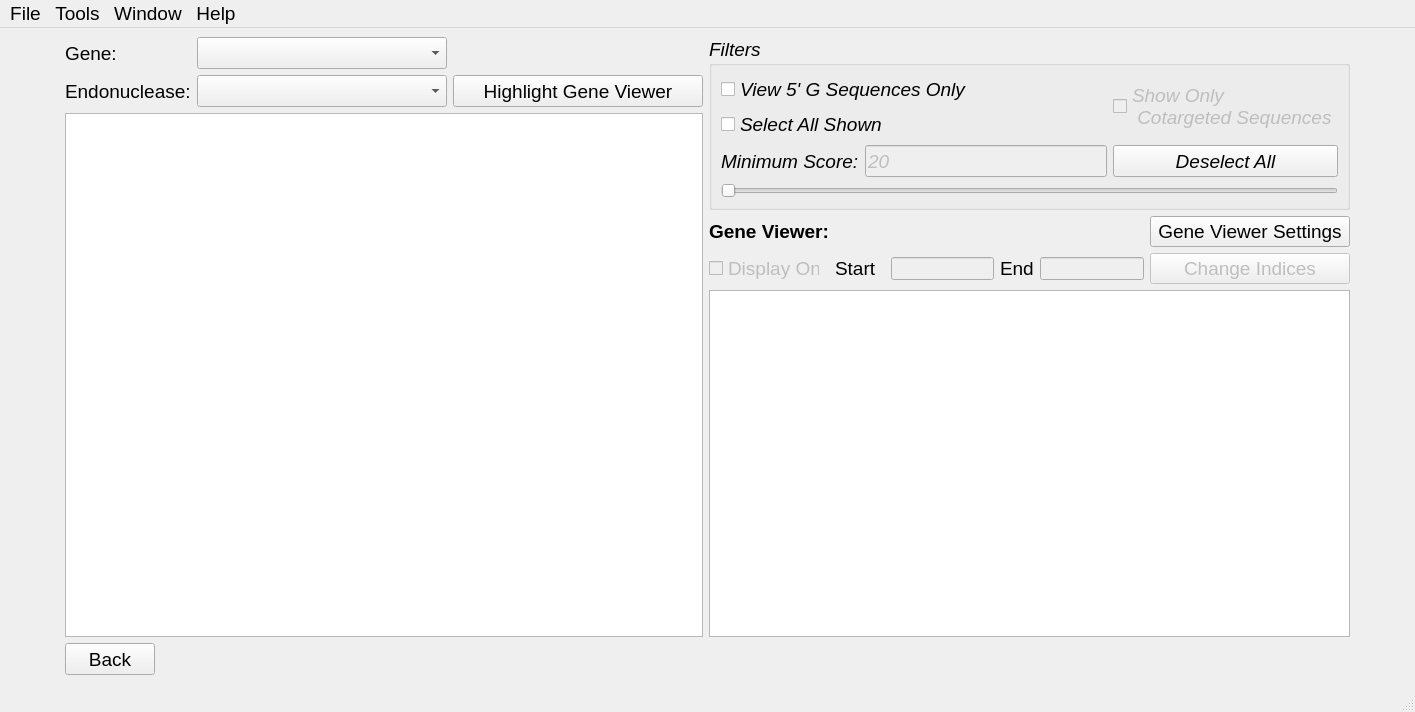
Above: resultsWindow.ui from TrinhLab/CASPERapp before the change. Below: the same form after it.
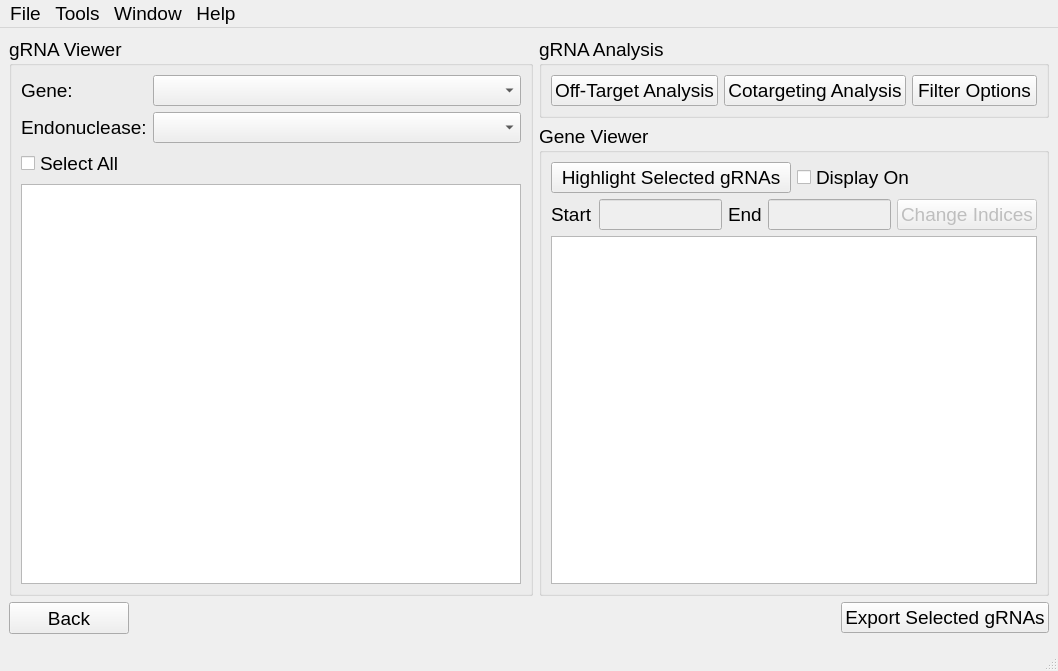
That is the form after the change.

Commit message: Updated Results to work with new Results .ui and made Gene Viewer automatically load in with anno from Main.

Diff of the .ui file:
```diff
--- a/resultsWindow.ui
+++ b/resultsWindow.ui
@@ -6,12 +6,13 @@
    <rect>
     <x>0</x>
     <y>0</y>
-    <width>1415</width>
-    <height>712</height>
+    <width>1058</width>
+    <height>666</height>
    </rect>
   </property>
   <property name="font">
    <font>
+    <family>Arial</family>
     <pointsize>14</pointsize>
    </font>
   </property>
@@ -20,419 +21,245 @@
   </property>
   <widget class="QWidget" name="centralwidget">
    <layout class="QGridLayout" name="gridLayout_2">
-    <item row="2" column="2">
-     <layout class="QGridLayout" name="gridLayout_3">
-      <item row="1" column="3">
-       <widget class="QLabel" name="endLabel">
-        <property name="text">
-         <string>End</string>
-        </property>
-       </widget>
-      </item>
-      <item row="1" column="4">
-       <widget class="QLineEdit" name="lineEditEnd">
-        <property name="enabled">
-         <bool>false</bool>
-        </property>
-        <property name="minimumSize">
-         <size>
-          <width>100</width>
-          <height>23</height>
-         </size>
-        </property>
-        <property name="maximumSize">
-         <size>
-          <width>100000</width>
-          <height>23</height>
-         </size>
-        </property>
-       </widget>
-      </item>
-      <item row="1" column="5">
-       <widget class="QPushButton" name="change_start_end_button">
-        <property name="enabled">
-         <bool>false</bool>
-        </property>
-        <property name="minimumSize">
-         <size>
-          <width>200</width>
-          <height>0</height>
-         </size>
-        </property>
-        <property name="maximumSize">
-         <size>
-          <width>200</width>
-          <height>32</height>
-         </size>
-        </property>
-        <property name="toolTip">
-         <string>&lt;html&gt;&lt;head/&gt;&lt;body&gt;&lt;p&gt;This button changes the start and end indicies of the Gene Viewer sequence&lt;/p&gt;&lt;/body&gt;&lt;/html&gt;</string>
-        </property>
-        <property name="text">
-         <string>Change Indices</string>
-        </property>
-       </widget>
-      </item>
-      <item row="1" column="2">
-       <widget class="QLineEdit" name="lineEditStart">
-        <property name="enabled">
-         <bool>false</bool>
-        </property>
-        <property name="minimumSize">
-         <size>
-          <width>100</width>
-          <height>0</height>
-         </size>
-        </property>
-        <property name="maximumSize">
-         <size>
-          <width>100000</width>
-          <height>23</height>
-         </size>
-        </property>
-       </widget>
-      </item>
-      <item row="1" column="1">
-       <widget class="QLabel" name="startlabel">
-        <property name="minimumSize">
-         <size>
-          <width>50</width>
-          <height>0</height>
-         </size>
-        </property>
-        <property name="maximumSize">
-         <size>
-          <width>50</width>
-          <height>23</height>
-         </size>
-        </property>
-        <property name="text">
-         <string>Start</string>
-        </property>
-       </widget>
-      </item>
-      <item row="1" column="0">
-       <widget class="QCheckBox" name="displayGeneViewer">
-        <property name="enabled">
-         <bool>false</bool>
-        </property>
-        <property name="minimumSize">
-         <size>
-          <width>100</width>
-          <height>0</height>
-         </size>
-        </property>
-        <property name="maximumSize">
-         <size>
-          <width>111</width>
-          <height>21</height>
-         </size>
-        </property>
-        <property name="text">
-         <string>Display On</string>
-        </property>
-       </widget>
-      </item>
-      <item row="0" column="0">
-       <widget class="QLabel" name="geneviewerLabel">
-        <property name="font">
-         <font>
-          <pointsize>14</pointsize>
-          <weight>75</weight>
-          <bold>true</bold>
-         </font>
-        </property>
-        <property name="text">
-         <string>Gene Viewer:</string>
-        </property>
-       </widget>
-      </item>
-      <item row="0" column="1" colspan="5" alignment="Qt::AlignRight">
-       <widget class="QPushButton" name="gene_viewer_settings_button">
-        <property name="minimumSize">
-         <size>
-          <width>200</width>
-          <height>0</height>
-         </size>
-        </property>
-        <property name="maximumSize">
-         <size>
-          <width>200</width>
-          <height>32</height>
-         </size>
-        </property>
-        <property name="text">
-         <string>Gene Viewer Settings</string>
-        </property>
-       </widget>
-      </item>
-     </layout>
-    </item>
-    <item row="0" column="2" rowspan="2">
-     <widget class="QGroupBox" name="groupBox">
-      <property name="minimumSize">
-       <size>
-        <width>0</width>
-        <height>150</height>
-       </size>
-      </property>
-      <property name="maximumSize">
-       <size>
-        <width>100000</width>
-        <height>3000</height>
-       </size>
-      </property>
-      <property name="font">
-       <font>
-        <pointsize>14</pointsize>
-        <italic>true</italic>
-       </font>
-      </property>
+    <item row="0" column="2" colspan="2">
+     <widget class="QGroupBox" name="grna_analysis">
       <property name="title">
-       <string>Filters</string>
+       <string>gRNA Analysis</string>
       </property>
       <layout class="QGridLayout" name="gridLayout">
-       <item row="4" column="0" colspan="2">
-        <widget class="QSlider" name="scoreSlider">
-         <property name="orientation">
-          <enum>Qt::Horizontal</enum>
+       <item row="0" column="0">
+        <widget class="QPushButton" name="off_target_button">
+         <property name="font">
+          <font>
+           <family>Arial</family>
+           <pointsize>14</pointsize>
+          </font>
+         </property>
+         <property name="text">
+          <string>Off-Target Analysis</string>
+         </property>
+        </widget>
+       </item>
+       <item row="0" column="2">
+        <widget class="QPushButton" name="filter_options_button">
+         <property name="font">
+          <font>
+           <family>Arial</family>
+           <pointsize>14</pointsize>
+          </font>
+         </property>
+         <property name="text">
+          <string>Filter Options</string>
+         </property>
+        </widget>
+       </item>
+       <item row="0" column="1">
+        <widget class="QPushButton" name="cotargeting_button">
+         <property name="font">
+          <font>
+           <family>Arial</family>
+           <pointsize>14</pointsize>
+          </font>
+         </property>
+         <property name="text">
+          <string>Cotargeting Analysis</string>
+         </property>
+        </widget>
+       </item>
+      </layout>
+     </widget>
+    </item>
+    <item row="4" column="0">
+     <widget class="QLabel" name="label">
+      <property name="minimumSize">
+       <size>
+        <width>50</width>
+        <height>0</height>
+       </size>
+      </property>
+      <property name="maximumSize">
+       <size>
+        <width>50</width>
+        <height>16777215</height>
+       </size>
+      </property>
+      <property name="text">
+       <string/>
+      </property>
+     </widget>
+    </item>
+    <item row="5" column="3">
+     <widget class="QLabel" name="label_2">
+      <property name="minimumSize">
+       <size>
+        <width>50</width>
+        <height>0</height>
+       </size>
+      </property>
+      <property name="maximumSize">
+       <size>
+        <width>50</width>
+        <height>16777215</height>
+       </size>
+      </property>
+      <property name="text">
+       <string/>
+      </property>
+     </widget>
+    </item>
+    <item row="0" column="0" rowspan="7" colspan="2">
+     <widget class="QGroupBox" name="grna_viewer">
+      <property name="title">
+       <string>gRNA Viewer</string>
+      </property>
+      <layout class="QGridLayout" name="gridLayout_3">
+       <item row="1" column="1">
+        <widget class="QComboBox" name="endonucleaseBox">
+         <property name="minimumSize">
+          <size>
+           <width>250</width>
+           <height>0</height>
+          </size>
+         </property>
+         <property name="maximumSize">
+          <size>
+           <width>4000</width>
+           <height>32</height>
+          </size>
+         </property>
+         <property name="font">
+          <font>
+           <family>Arial</family>
+           <pointsize>14</pointsize>
+          </font>
+         </property>
+        </widget>
+       </item>
+       <item row="0" column="0">
+        <widget class="QLabel" name="geneLabel">
+         <property name="minimumSize">
+          <size>
+           <width>0</width>
+           <height>0</height>
+          </size>
+         </property>
+         <property name="maximumSize">
+          <size>
+           <width>50</width>
+           <height>16777215</height>
+          </size>
+         </property>
+         <property name="font">
+          <font>
+           <family>Arial</family>
+           <pointsize>14</pointsize>
+           <weight>50</weight>
+           <italic>false</italic>
+           <bold>false</bold>
+          </font>
+         </property>
+         <property name="styleSheet">
+          <string notr="true"/>
+         </property>
+         <property name="text">
+          <string>Gene:</string>
          </property>
         </widget>
        </item>
        <item row="2" column="0">
         <widget class="QCheckBox" name="checkBoxSelectAll">
-         <property name="text">
-          <string>Select All Shown</string>
+         <property name="font">
+          <font>
+           <family>Arial</family>
+           <pointsize>14</pointsize>
+          </font>
          </property>
-        </widget>
-       </item>
-       <item row="3" column="1">
-        <widget class="QPushButton" name="pushButton_Deselect_All">
-         <property name="minimumSize">
-          <size>
-           <width>0</width>
-           <height>32</height>
-          </size>
-         </property>
          <property name="text">
-          <string>Deselect All</string>
+          <string>Select All</string>
          </property>
         </widget>
        </item>
-       <item row="3" column="0">
-        <layout class="QHBoxLayout" name="horizontalLayout">
-         <item>
-          <widget class="QLabel" name="label_12">
-           <property name="minimumSize">
-            <size>
-             <width>0</width>
-             <height>32</height>
-            </size>
-           </property>
-           <property name="text">
-            <string>Minimum Score:</string>
-           </property>
-          </widget>
-         </item>
-         <item>
-          <widget class="QLineEdit" name="minScoreLine">
-           <property name="enabled">
-            <bool>false</bool>
-           </property>
-           <property name="minimumSize">
-            <size>
-             <width>0</width>
-             <height>32</height>
-            </size>
-           </property>
-           <property name="maximumSize">
-            <size>
-             <width>1000000</width>
-             <height>16777215</height>
-            </size>
-           </property>
-           <property name="text">
-            <string>20</string>
-           </property>
-          </widget>
-         </item>
-        </layout>
-       </item>
        <item row="1" column="0">
-        <widget class="QCheckBox" name="fivegseqCheckBox">
+        <widget class="QLabel" name="endoLabel">
+         <property name="font">
+          <font>
+           <family>Arial</family>
+           <pointsize>14</pointsize>
+          </font>
+         </property>
+         <property name="styleSheet">
+          <string notr="true"/>
+         </property>
          <property name="text">
-          <string>View 5' G Sequences Only</string>
+          <string>Endonuclease:</string>
          </property>
         </widget>
        </item>
-       <item row="1" column="1" rowspan="2">
-        <widget class="QCheckBox" name="cotarget_checkbox">
-         <property name="enabled">
-          <bool>false</bool>
+       <item row="0" column="1">
+        <widget class="QComboBox" name="comboBoxGene">
+         <property name="minimumSize">
+          <size>
+           <width>250</width>
+           <height>0</height>
+          </size>
          </property>
+         <property name="maximumSize">
+          <size>
+           <width>4000</width>
+           <height>32</height>
+          </size>
+         </property>
+        </widget>
+       </item>
+       <item row="3" column="0" colspan="2">
+        <widget class="QTableWidget" name="targetTable">
          <property name="minimumSize">
           <size>
-           <width>0</width>
-           <height>50</height>
+           <width>500</width>
+           <height>400</height>
           </size>
          </property>
-         <property name="text">
-          <string>Show Only 
- Cotargeted Sequences</string>
+         <property name="maximumSize">
+          <size>
+           <width>100000</width>
+           <height>100000</height>
+          </size>
+         </property>
+         <property name="font">
+          <font>
+           <family>Arial</family>
+           <pointsize>14</pointsize>
+          </font>
+         </property>
+         <property name="verticalScrollMode">
+          <enum>QAbstractItemView::ScrollPerPixel</enum>
+         </property>
+         <property name="horizontalScrollMode">
+          <enum>QAbstractItemView::ScrollPerPixel</enum>
          </property>
         </widget>
        </item>
       </layout>
      </widget>
     </item>
-    <item row="1" column="1" rowspan="3">
-     <widget class="QTableWidget" name="targetTable">
-      <property name="minimumSize">
-       <size>
-        <width>400</width>
-        <height>400</height>
-       </size>
+    <item row="7" column="3">
+     <widget class="QPushButton" name="export_button">
+      <property name="font">
+       <font>
+        <family>Arial</family>
+        <pointsize>14</pointsize>
+       </font>
       </property>
-      <property name="maximumSize">
-       <size>
-        <width>100000</width>
-        <height>100000</height>
-       </size>
+      <property name="text">
+       <string>Export Selected gRNAs</string>
       </property>
-      <property name="verticalScrollMode">
-       <enum>QAbstractItemView::ScrollPerPixel</enum>
-      </property>
-      <property name="horizontalScrollMode">
-       <enum>QAbstractItemView::ScrollPerPixel</enum>
-      </property>
      </widget>
     </item>
-    <item row="3" column="2">
-     <widget class="QTextEdit" name="geneViewer">
-      <property name="minimumSize">
-       <size>
-        <width>200</width>
-        <height>0</height>
-       </size>
-      </property>
-      <property name="maximumSize">
-       <size>
-        <width>100000</width>
-        <height>121212</height>
-       </size>
-      </property>
-     </widget>
-    </item>
-    <item row="0" column="1">
-     <layout class="QGridLayout" name="gridLayout_4">
-      <item row="0" column="0">
-       <widget class="QLabel" name="geneLabel">
-        <property name="minimumSize">
-         <size>
-          <width>0</width>
-          <height>0</height>
-         </size>
-        </property>
-        <property name="maximumSize">
-         <size>
-          <width>50</width>
-          <height>16777215</height>
-         </size>
-        </property>
-        <property name="font">
-         <font>
-          <family>Arial</family>
-          <pointsize>14</pointsize>
-          <weight>50</weight>
-          <italic>false</italic>
-          <bold>false</bold>
-         </font>
-        </property>
-        <property name="styleSheet">
-         <string notr="true"/>
-        </property>
-        <property name="text">
-         <string>Gene:</string>
-        </property>
-       </widget>
-      </item>
-      <item row="0" column="1">
-       <widget class="QComboBox" name="comboBoxGene">
-        <property name="minimumSize">
-         <size>
-          <width>250</width>
-          <height>0</height>
-         </size>
-        </property>
-        <property name="maximumSize">
-         <size>
-          <width>4000</width>
-          <height>32</height>
-         </size>
-        </property>
-       </widget>
-      </item>
-      <item row="1" column="0">
-       <widget class="QLabel" name="endoLabel">
-        <property name="styleSheet">
-         <string notr="true"/>
-        </property>
-        <property name="text">
-         <string>Endonuclease:</string>
-        </property>
-       </widget>
-      </item>
-      <item row="1" column="1">
-       <widget class="QComboBox" name="endonucleaseBox">
-        <property name="minimumSize">
-         <size>
-          <width>250</width>
-          <height>0</height>
-         </size>
-        </property>
-        <property name="maximumSize">
-         <size>
-          <width>4000</width>
-          <height>32</height>
-         </size>
-        </property>
-        <property name="font">
-         <font>
-          <family>Arial</family>
-          <pointsize>14</pointsize>
-         </font>
-        </property>
-       </widget>
-      </item>
-      <item row="1" column="2">
-       <widget class="QPushButton" name="highlight_gene_viewer_button">
-        <property name="minimumSize">
-         <size>
-          <width>250</width>
-          <height>32</height>
-         </size>
-        </property>
-        <property name="maximumSize">
-         <size>
-          <width>16777215</width>
-          <height>32</height>
-         </size>
-        </property>
-        <property name="toolTip">
-         <string>&lt;html&gt;&lt;head/&gt;&lt;body&gt;&lt;p&gt;This button will highlight the sequences in the Gene Viewer that match the sequences checked in the table&lt;/p&gt;&lt;/body&gt;&lt;/html&gt;</string>
-        </property>
-        <property name="text">
-         <string>Highlight Gene Viewer</string>
-        </property>
-       </widget>
-      </item>
-     </layout>
-    </item>
-    <item row="4" column="1">
+    <item row="7" column="0">
      <widget class="QPushButton" name="back_button">
       <property name="minimumSize">
        <size>
-        <width>0</width>
+        <width>120</width>
         <height>32</height>
        </size>
       </property>
@@ -442,47 +269,207 @@
         <height>32</height>
        </size>
       </property>
+      <property name="font">
+       <font>
+        <family>Arial</family>
+        <pointsize>14</pointsize>
+       </font>
+      </property>
       <property name="text">
        <string>Back</string>
       </property>
      </widget>
     </item>
-    <item row="1" column="0">
-     <widget class="QLabel" name="label">
-      <property name="minimumSize">
-       <size>
-        <width>50</width>
-        <height>0</height>
-       </size>
+    <item row="1" column="2" rowspan="6" colspan="2">
+     <widget class="QGroupBox" name="gene_viewer">
+      <property name="title">
+       <string>Gene Viewer</string>
       </property>
-      <property name="maximumSize">
-       <size>
-        <width>50</width>
-        <height>16777215</height>
-       </size>
-      </property>
-      <property name="text">
-       <string/>
-      </property>
-     </widget>
-    </item>
-    <item row="2" column="3">
-     <widget class="QLabel" name="label_2">
-      <property name="minimumSize">
-       <size>
-        <width>50</width>
-        <height>0</height>
-       </size>
-      </property>
-      <property name="maximumSize">
-       <size>
-        <width>50</width>
-        <height>16777215</height>
-       </size>
-      </property>
-      <property name="text">
-       <string/>
-      </property>
+      <layout class="QGridLayout" name="gridLayout_5">
+       <item row="0" column="1">
+        <widget class="QPushButton" name="highlight_gene_viewer_button">
+         <property name="minimumSize">
+          <size>
+           <width>0</width>
+           <height>0</height>
+          </size>
+         </property>
+         <property name="maximumSize">
+          <size>
+           <width>16777215</width>
+           <height>16777215</height>
+          </size>
+         </property>
+         <property name="font">
+          <font>
+           <family>Arial</family>
+           <pointsize>14</pointsize>
+          </font>
+         </property>
+         <property name="toolTip">
+          <string>&lt;html&gt;&lt;head/&gt;&lt;body&gt;&lt;p&gt;This button will highlight the sequences in the Gene Viewer that match the sequences checked in the table&lt;/p&gt;&lt;/body&gt;&lt;/html&gt;</string>
+         </property>
+         <property name="text">
+          <string>Highlight Selected gRNAs</string>
+         </property>
+        </widget>
+       </item>
+       <item row="1" column="1" colspan="2">
+        <layout class="QHBoxLayout" name="horizontalLayout">
+         <item>
+          <widget class="QLabel" name="startlabel">
+           <property name="minimumSize">
+            <size>
+             <width>0</width>
+             <height>0</height>
+            </size>
+           </property>
+           <property name="maximumSize">
+            <size>
+             <width>16777215</width>
+             <height>16777215</height>
+            </size>
+           </property>
+           <property name="font">
+            <font>
+             <family>Arial</family>
+             <pointsize>14</pointsize>
+            </font>
+           </property>
+           <property name="text">
+            <string>Start</string>
+           </property>
+          </widget>
+         </item>
+         <item>
+          <widget class="QLineEdit" name="lineEditStart">
+           <property name="enabled">
+            <bool>false</bool>
+           </property>
+           <property name="minimumSize">
+            <size>
+             <width>0</width>
+             <height>0</height>
+            </size>
+           </property>
+           <property name="maximumSize">
+            <size>
+             <width>12341234</width>
+             <height>16777215</height>
+            </size>
+           </property>
+          </widget>
+         </item>
+         <item>
+          <widget class="QLabel" name="endLabel">
+           <property name="font">
+            <font>
+             <family>Arial</family>
+             <pointsize>14</pointsize>
+            </font>
+           </property>
+           <property name="text">
+            <string>End</string>
+           </property>
+          </widget>
+         </item>
+         <item>
+          <widget class="QLineEdit" name="lineEditEnd">
+           <property name="enabled">
+            <bool>false</bool>
+           </property>
+           <property name="minimumSize">
+            <size>
+             <width>0</width>
+             <height>0</height>
+            </size>
+           </property>
+           <property name="maximumSize">
+            <size>
+             <width>16777215</width>
+             <height>16777215</height>
+            </size>
+           </property>
+          </widget>
+         </item>
+         <item>
+          <widget class="QPushButton" name="change_start_end_button">
+           <property name="enabled">
+            <bool>false</bool>
+           </property>
+           <property name="minimumSize">
+            <size>
+             <width>0</width>
+             <height>0</height>
+            </size>
+           </property>
+           <property name="maximumSize">
+            <size>
+             <width>16777215</width>
+             <height>32</height>
+            </size>
+           </property>
+           <property name="font">
+            <font>
+             <family>Arial</family>
+             <pointsize>14</pointsize>
+            </font>
+           </property>
+           <property name="toolTip">
+            <string>&lt;html&gt;&lt;head/&gt;&lt;body&gt;&lt;p&gt;This button changes the start and end indicies of the Gene Viewer sequence&lt;/p&gt;&lt;/body&gt;&lt;/html&gt;</string>
+           </property>
+           <property name="text">
+            <string>Change Indices</string>
+           </property>
+          </widget>
+         </item>
+        </layout>
+       </item>
+       <item row="3" column="1" colspan="2">
+        <widget class="QTextEdit" name="geneViewer">
+         <property name="minimumSize">
+          <size>
+           <width>0</width>
+           <height>0</height>
+          </size>
+         </property>
+         <property name="maximumSize">
+          <size>
+           <width>100000</width>
+           <height>121212</height>
+          </size>
+         </property>
+        </widget>
+       </item>
+       <item row="0" column="2">
+        <widget class="QCheckBox" name="displayGeneViewer">
+         <property name="enabled">
+          <bool>true</bool>
+         </property>
+         <property name="minimumSize">
+          <size>
+           <width>0</width>
+           <height>0</height>
+          </size>
+         </property>
+         <property name="maximumSize">
+          <size>
+           <width>12341234</width>
+           <height>16777215</height>
+          </size>
+         </property>
+         <property name="font">
+          <font>
+           <family>Arial</family>
+           <pointsize>14</pointsize>
+          </font>
+         </property>
+         <property name="text">
+          <string>Display On</string>
+         </property>
+        </widget>
+       </item>
+      </layout>
      </widget>
     </item>
    </layout>
@@ -492,7 +479,7 @@
     <rect>
      <x>0</x>
      <y>0</y>
-     <width>1415</width>
+     <width>1058</width>
      <height>24</height>
     </rect>
    </property>
@@ -517,12 +504,17 @@
      <addaction name="actionTo_CSV"/>
     </widget>
     <addaction name="actionScore_Settings"/>
-    <addaction name="actionDesign_Repair_Oligos"/>
     <addaction name="actionOff_Target_Analysis"/>
     <addaction name="actionCoTargeting"/>
     <addaction name="menuExport"/>
    </widget>
    <widget class="QMenu" name="menuWindow">
+    <property name="font">
+     <font>
+      <family>Arial</family>
+      <pointsize>14</pointsize>
+     </font>
+    </property>
     <property name="title">
      <string>Window</string>
     </property>
@@ -543,6 +535,11 @@
    <property name="text">
     <string>Score Settings</string>
    </property>
+   <property name="font">
+    <font>
+     <pointsize>14</pointsize>
+    </font>
+   </property>
   </action>
   <action name="actionDesign_Repair_Oligos">
    <property name="text">
@@ -558,6 +555,12 @@
    <property name="text">
     <string>New</string>
    </property>
+   <property name="font">
+    <font>
+     <family>Arial</family>
+     <pointsize>14</pointsize>
+    </font>
+   </property>
   </action>
   <action name="actionOpen">
    <property name="text">
@@ -583,6 +586,12 @@
    <property name="text">
     <string>Documentation..</string>
    </property>
+   <property name="font">
+    <font>
+     <family>Arial</family>
+     <pointsize>14</pointsize>
+    </font>
+   </property>
   </action>
   <action name="actionExport">
    <property name="text">
```
The commit also changes 3 other files.
